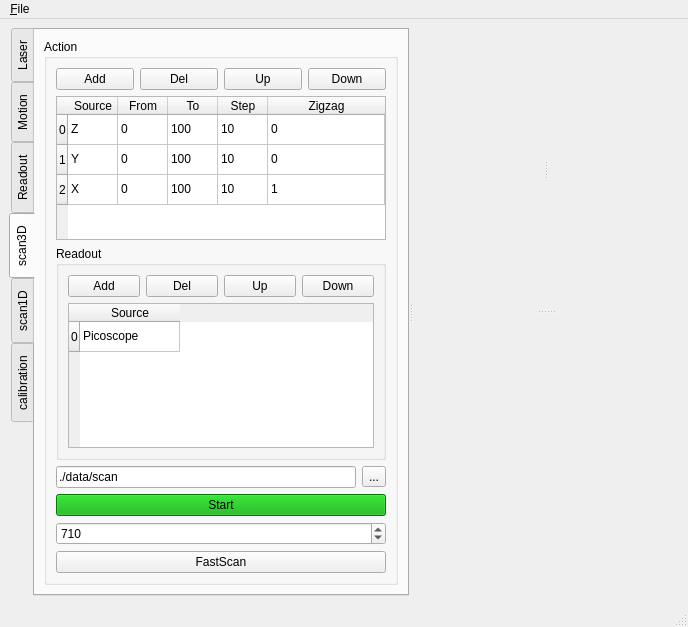
First picture: the form in microV.ui, repository xkronosua/microV, before the edit.
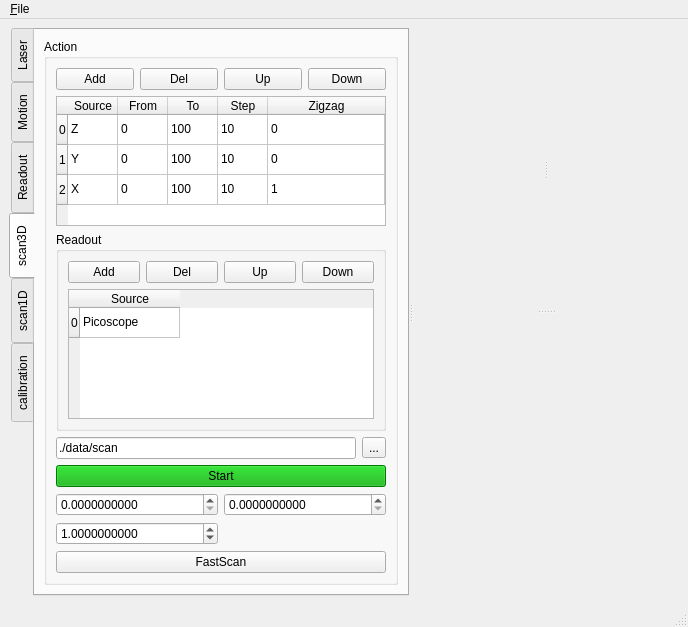
Second picture: the form after the edit. The open tabs and pages were chosen to show the change.

Commit message: fast_scan calibr

What changed in the file:
```diff
--- a/microV.ui
+++ b/microV.ui
@@ -1748,17 +1748,59 @@
              </widget>
             </item>
             <item>
-             <widget class="QSpinBox" name="fastScan_n_captures">
-              <property name="minimum">
-               <number>2</number>
-              </property>
-              <property name="maximum">
-               <number>90000</number>
-              </property>
-              <property name="value">
-               <number>710</number>
-              </property>
-             </widget>
+             <layout class="QGridLayout" name="gridLayout_20">
+              <item row="0" column="0">
+               <widget class="QDoubleSpinBox" name="fastScan_time_delay">
+                <property name="toolTip">
+                 <string>delay</string>
+                </property>
+                <property name="decimals">
+                 <number>10</number>
+                </property>
+                <property name="maximum">
+                 <double>9999999999.000000000000000</double>
+                </property>
+                <property name="singleStep">
+                 <double>1.000000000000000</double>
+                </property>
+               </widget>
+              </item>
+              <item row="0" column="1">
+               <widget class="QDoubleSpinBox" name="fastScan_time_cutoff">
+                <property name="toolTip">
+                 <string>cutoff</string>
+                </property>
+                <property name="decimals">
+                 <number>10</number>
+                </property>
+                <property name="maximum">
+                 <double>9999999999.000000000000000</double>
+                </property>
+                <property name="singleStep">
+                 <double>1.000000000000000</double>
+                </property>
+               </widget>
+              </item>
+              <item row="1" column="0">
+               <widget class="QDoubleSpinBox" name="fastScan_time_calibr">
+                <property name="toolTip">
+                 <string>calibr</string>
+                </property>
+                <property name="decimals">
+                 <number>10</number>
+                </property>
+                <property name="maximum">
+                 <double>9999999999.000000000000000</double>
+                </property>
+                <property name="singleStep">
+                 <double>1.000000000000000</double>
+                </property>
+                <property name="value">
+                 <double>1.000000000000000</double>
+                </property>
+               </widget>
+              </item>
+             </layout>
             </item>
             <item>
              <widget class="QPushButton" name="fast3DScan">
```
Left out of the diff: 21 changed lines with no effect on the pictures. The commit also changes 7 other files.
